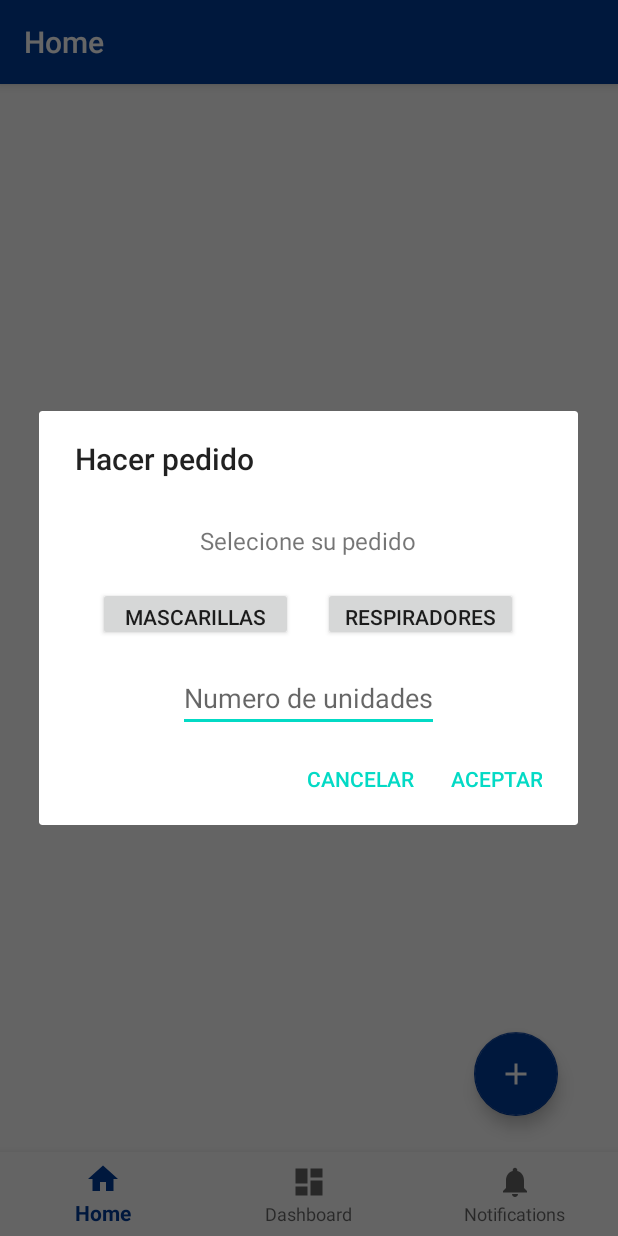
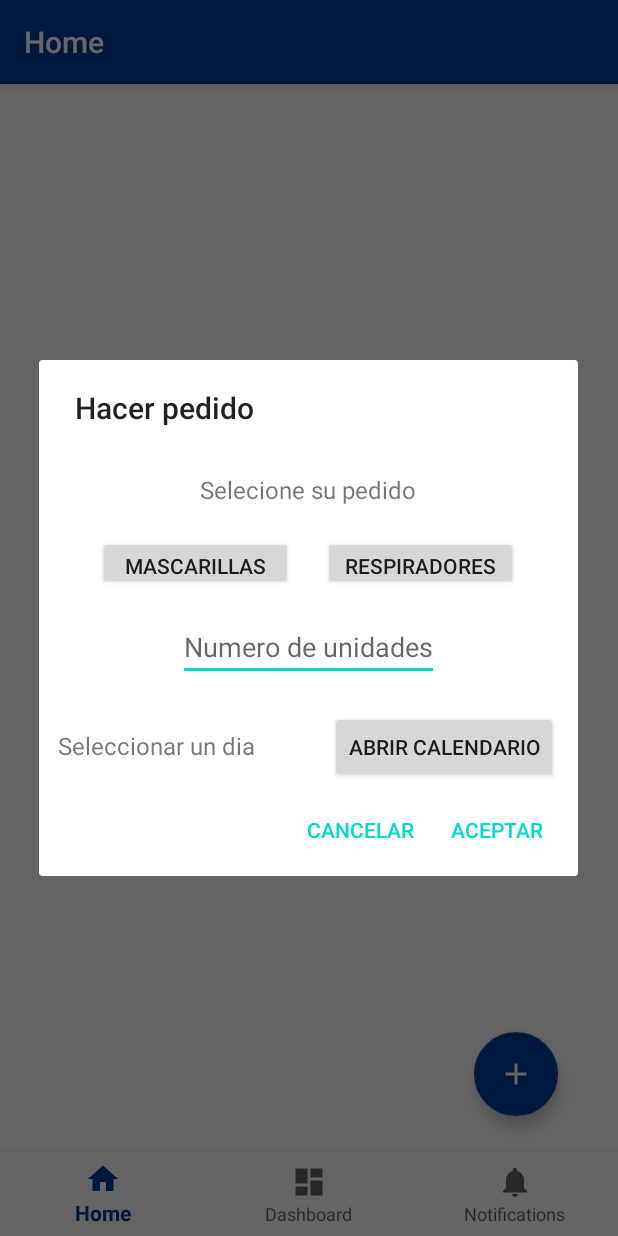
Before and after one commit to SergioMiguez/Kill-the-Creature-Hackathon, an Android app: the screen it shows after launch (MainActivity), after a tap on an icon or button, on a phone screen of 412 x 824 dp. Run offline under Robolectric (Android 15) with nearby library versions, the phone set to English and light mode, and no system bars; our stand-ins replace navigation-ui.

Commit message:
Abrir calendario ready to implement

```diff
--- a/Android-dev/HOSPITAPP/app/src/main/res/layout/add_dialog.xml
+++ b/Android-dev/HOSPITAPP/app/src/main/res/layout/add_dialog.xml
@@ -55,6 +55,7 @@
     </LinearLayout>
 
     <RelativeLayout
+        android:id="@+id/layout_numero_de_unidades"
         android:layout_width="wrap_content"
         android:layout_height="wrap_content"
         android:layout_below="@+id/botones_pedidos"
@@ -64,12 +65,40 @@
         <EditText
             android:layout_width="wrap_content"
             android:layout_height="wrap_content"
-            android:hint="@string/numero_de_unidades" />
-
-
-
+            android:hint="@string/numero_de_unidades"
+            />
 
     </RelativeLayout>
+
+    <LinearLayout
+        android:layout_width="wrap_content"
+        android:layout_height="wrap_content"
+        android:layout_centerHorizontal="true"
+        android:layout_below="@id/layout_numero_de_unidades"
+        android:orientation="horizontal"
+        android:layout_marginTop="20dp"
+        >
+
+        <TextView
+            android:id="@+id/selectedDate"
+            android:layout_width="wrap_content"
+            android:layout_height="wrap_content"
+            android:textSize="16sp"
+            android:layout_marginRight="50dp"
+            android:text="Seleccionar un dia"
+            >
+
+        </TextView>
+
+        <Button
+            android:layout_width="wrap_content"
+            android:layout_height="wrap_content"
+            android:text="@string/abrir_calendario"
+            >
+
+        </Button>
+
+    </LinearLayout>
 
 
 
--- a/Android-dev/HOSPITAPP/app/src/main/res/values/strings.xml
+++ b/Android-dev/HOSPITAPP/app/src/main/res/values/strings.xml
@@ -7,4 +7,5 @@
     <string name="mascarillas">MASCARILLAS</string>
     <string name="numero_de_unidades">Numero de unidades</string>
     <string name="selecione_su_pedido">Selecione su pedido</string>
+    <string name="abrir_calendario">Abrir calendario</string>
 </resources>
```
